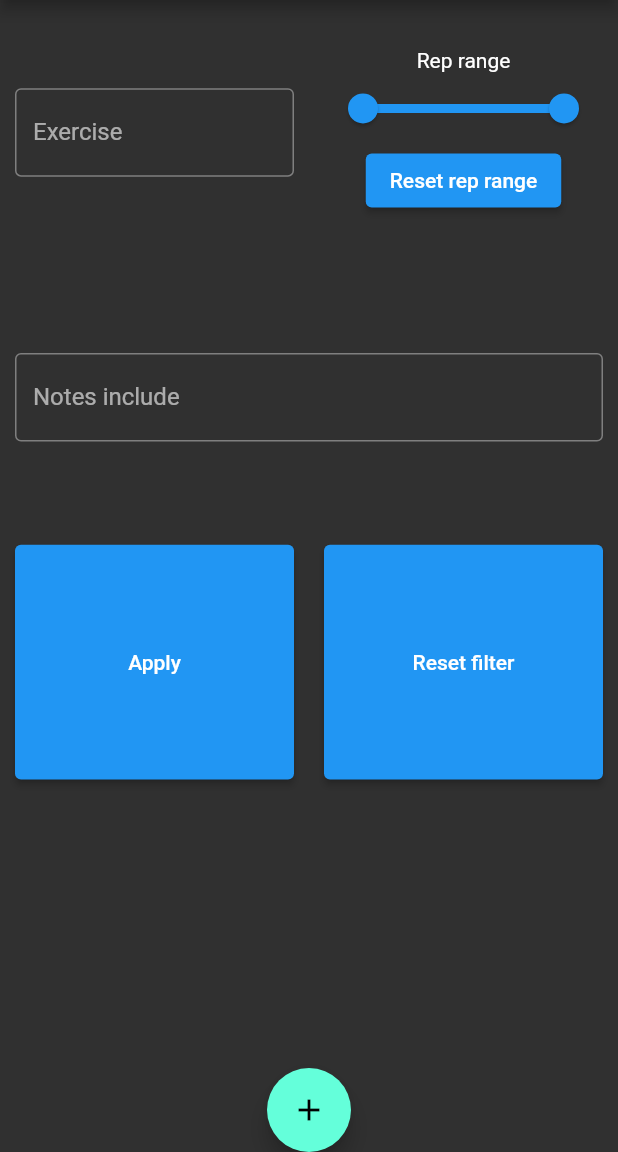
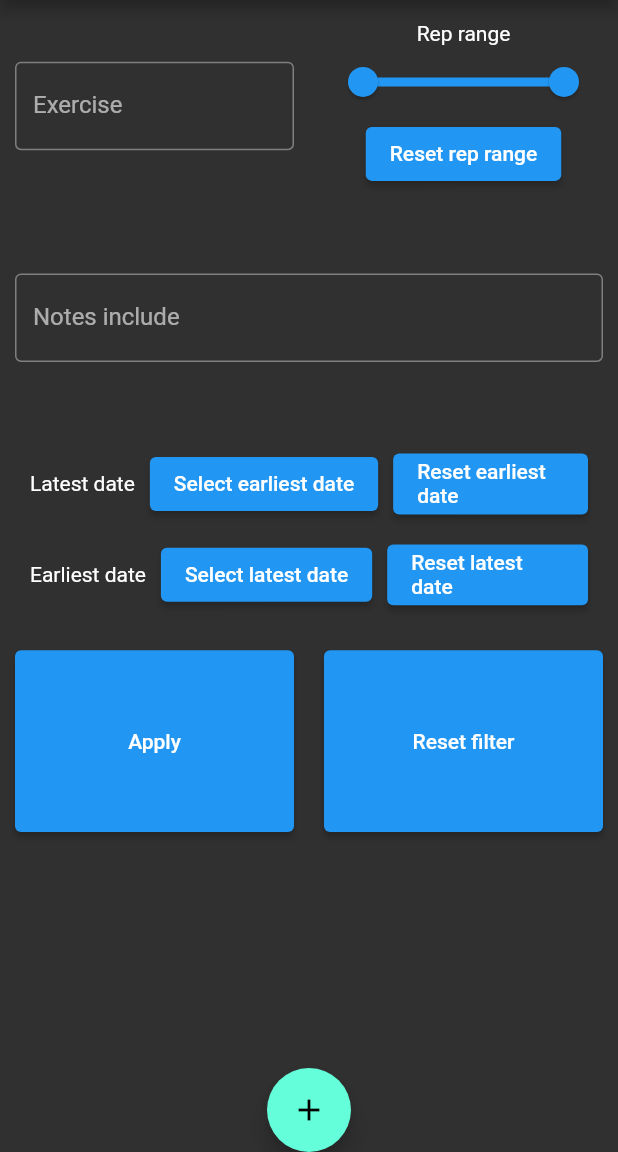
Before and after one commit to DavidLaMartina/PRTracker, a Flutter app: the screen it shows after launch, after a tap on "Reset filter", on a phone screen of 412 x 824 dp, the part 84-1236 px from its top. Run offline on Flutter 3.47's test engine with Material 2 defaults, Android fonts, the phone set to English and light mode, and no system bars; our stand-ins replace flutter_slidable, get_it, image_picker, numberpicker, sembast; missing offline and left inert: video_thumbnail.

Commit message:
Date filtering working

```diff
--- a/lib/models/record.dart
+++ b/lib/models/record.dart
@@ -2,7 +2,7 @@ import 'package:prtracker/config/constants.dart';
 
 class Record {
   late int? id;
-  DateTime date;
+  DateTime? date;
   String exercise;
   RecordQuantity quantity;
   int reps;
@@ -22,7 +22,7 @@ class Record {
 
   Map<String, dynamic> toMap() {
     return {
-      DATE_KEY: date.toString(),
+      DATE_KEY: date?.millisecondsSinceEpoch,
       EXERCISE_KEY: exercise,
       QUANTITY_KEY: quantity.toMap(),
       REPS_KEY: reps,
@@ -35,7 +35,9 @@ class Record {
   factory Record.fromMap(int id, Map<String, dynamic> map) {
     return Record(
         id: id,
-        date: DateTime.parse(map[DATE_KEY]),
+        date: map[DATE_KEY] is int
+            ? DateTime.fromMillisecondsSinceEpoch(map[DATE_KEY])
+            : null,
         exercise: map[EXERCISE_KEY],
         quantity: RecordQuantity.fromMap(map[QUANTITY_KEY]),
         reps: map[REPS_KEY],
--- a/lib/screens/record_list_screen.dart
+++ b/lib/screens/record_list_screen.dart
@@ -43,7 +43,7 @@ class _RecordsListScreenState extends State<RecordListScreen> {
         fab: newRecordFab(context),
         child: Column(children: [
           Flexible(
-            flex: 20,
+            flex: 25,
             child: RecordFilterBar(onFilter: _onFilter),
           ),
           Flexible(
--- a/lib/services/records_service.dart
+++ b/lib/services/records_service.dart
@@ -4,7 +4,6 @@ import 'dart:collection';
 import 'package:flutter/material.dart';
 import 'package:flutter/foundation.dart';
 import 'package:get_it/get_it.dart';
-import 'package:path/path.dart';
 import 'package:prtracker/config/constants.dart';
 import 'package:prtracker/models/record_filter.dart';
 import 'package:prtracker/utils/string_utils.dart';
@@ -73,7 +72,7 @@ class RecordsService extends ChangeNotifier {
 
   Stream<List<Record>> onRecords() {
     return _store
-        .query(finder: Finder(sortOrders: [SortOrder('date')]))
+        .query(finder: Finder(sortOrders: [SortOrder('date', false, false)]))
         .onSnapshots(_database)
         .transform(recordsTransformer);
   }
@@ -86,7 +85,7 @@ class RecordsService extends ChangeNotifier {
         .query(
             finder: Finder(
                 filter: Filter.and(buildRecordFilters(filter)),
-                sortOrders: [SortOrder('date')]))
+                sortOrders: [SortOrder('date', false, false)]))
         .onSnapshots(_database)
         .transform(recordsTransformer);
   }
@@ -103,9 +102,14 @@ class RecordsService extends ChangeNotifier {
     if (filter.maxReps != null) {
       filters.add(Filter.lessThanOrEquals(REPS_KEY, filter.maxReps));
     }
-    // if (filter.minDate != null) {
-    //   filters.add(Filter.)
-    // }
+    if (filter.minDate != null) {
+      filters.add(Filter.greaterThanOrEquals(
+          DATE_KEY, filter.minDate!.millisecondsSinceEpoch));
+    }
+    if (filter.maxDate != null) {
+      filters.add(Filter.lessThanOrEquals(
+          DATE_KEY, filter.minDate!.millisecondsSinceEpoch));
+    }
     if (!isNullOrEmpty(filter.notesInclude)) {
       filters.add(Filter.custom((record) =>
           (record[NOTES_KEY] as String).contains(filter.notesInclude!)));
--- a/lib/utils/datetime_utils.dart
+++ b/lib/utils/datetime_utils.dart
@@ -1,6 +1,7 @@
 import 'package:intl/intl.dart';
 
-String dateOnlyString(DateTime dateTime) {
+String dateOnlyString(DateTime? dateTime) {
+  if (dateTime == null) return '';
   var formatter = DateFormat('MM-dd-yy');
   return formatter.format(dateTime);
 }
--- a/lib/widgets/record_filter_bar.dart
+++ b/lib/widgets/record_filter_bar.dart
@@ -1,4 +1,5 @@
 import 'package:flutter/material.dart';
+import 'package:intl/intl.dart';
 import 'package:prtracker/models/record_filter.dart';
 
 class RecordFilterBar extends StatefulWidget {
@@ -16,9 +17,8 @@ class _RecordFilterBarState extends State<RecordFilterBar> {
   final TextEditingController _notesIncludeTextController =
       TextEditingController();
   RangeValues _repRangeValues = const RangeValues(0, 100);
-  late DateTime _minDate;
-  late DateTime _maxDate;
-  late String _notesInclude;
+  DateTime? _minDate;
+  DateTime? _maxDate;
   late bool _includesVideo;
 
   @override
@@ -54,6 +54,13 @@ class _RecordFilterBarState extends State<RecordFilterBar> {
                 )
               ],
             )),
+            Expanded(
+                child: Row(children: [
+              Expanded(
+                  child: Padding(
+                      padding: const EdgeInsets.all(10),
+                      child: dateRangePicker()))
+            ])),
             Expanded(
                 child: Row(children: [
               Expanded(
@@ -103,7 +110,7 @@ class _RecordFilterBarState extends State<RecordFilterBar> {
         ElevatedButton(
           onPressed: (() => {
                 setState(() {
-                  resetRangeValues();
+                  resetRepRangeValues();
                 })
               }),
           child: const Text('Reset rep range'),
@@ -123,6 +130,94 @@ class _RecordFilterBarState extends State<RecordFilterBar> {
       minLines: null,
       maxLines: null,
     );
+  }
+
+  Widget dateRangePicker() {
+    return Column(children: [
+      Expanded(
+        child: Row(
+          children: [
+            const Padding(
+              padding: EdgeInsets.all(10),
+              child: Text('Latest date'),
+            ),
+            datePickerButton((DateTime? newMinDate) {
+              setState(() {
+                if (newMinDate != null) {
+                  _minDate = newMinDate;
+                }
+              });
+            }, _minDate, 'Select earliest date'),
+            Expanded(
+                child: Padding(
+              padding: const EdgeInsets.all(10),
+              child: resetDateButton(context, 'Reset earliest date', (() {
+                setState(() {
+                  _minDate = null;
+                });
+              })),
+            ))
+          ],
+        ),
+      ),
+      Expanded(
+        child: Row(
+          children: [
+            const Padding(
+              padding: EdgeInsets.all(10),
+              child: Text('Earliest date'),
+            ),
+            datePickerButton((DateTime? newMaxDate) {
+              setState(() {
+                if (newMaxDate != null) {
+                  _maxDate = newMaxDate;
+                }
+              });
+            }, _maxDate, 'Select latest date'),
+            Expanded(
+              child: Padding(
+                  padding: const EdgeInsets.all(10),
+                  child: resetDateButton(context, 'Reset latest date', (() {
+                    setState(() {
+                      _maxDate = null;
+                    });
+                  }))),
+            )
+          ],
+        ),
+      )
+    ]);
+  }
+
+  Widget datePickerButton(Function(DateTime?) onDateSelected,
+      DateTime? currentSelection, String altText) {
+    return ElevatedButton(
+        child: currentSelection != null
+            ? Text(DateFormat.yMd().format(currentSelection))
+            : Text(altText),
+        onPressed: () async {
+          DateTime? newDate = await showDatePicker(
+              context: context,
+              initialDate: currentSelection ?? DateTime.now(),
+              firstDate: DateTime(1990),
+              lastDate: DateTime.now());
+          if (newDate == null) return;
+          onDateSelected(newDate);
+        });
+  }
+
+  Widget resetDateButton(
+      BuildContext context, String labelText, void Function() onPressed) {
+    return SizedBox(
+        height: MediaQuery.of(context).size.height,
+        child: Semantics(
+            button: true,
+            enabled: true,
+            onLongPressHint: 'Reset date',
+            child: ElevatedButton(
+              onPressed: onPressed,
+              child: Text(labelText),
+            )));
   }
 
   Widget applyFilterButton(BuildContext context) {
@@ -162,16 +257,22 @@ class _RecordFilterBarState extends State<RecordFilterBar> {
   }
 
   void resetFilter() {
-    _exerciseTextController.text = '';
-    _notesIncludeTextController.text = '';
-    resetRangeValues();
     setState(() {
+      _exerciseTextController.text = '';
+      _notesIncludeTextController.text = '';
+      resetRepRangeValues();
+      resetDateValues();
       applyFilter();
     });
   }
 
-  void resetRangeValues() {
+  void resetRepRangeValues() {
     _repRangeValues = const RangeValues(0, 100);
+  }
+
+  void resetDateValues() {
+    _minDate = null;
+    _maxDate = null;
   }
 
   RecordFilter buildFilter() {
@@ -179,6 +280,8 @@ class _RecordFilterBarState extends State<RecordFilterBar> {
         exercise: _exerciseTextController.text,
         minReps: _repRangeValues.start.toInt(),
         maxReps: _repRangeValues.end.toInt(),
+        minDate: _minDate,
+        maxDate: _maxDate,
         notesInclude: _notesIncludeTextController.text);
   }
 }
```
